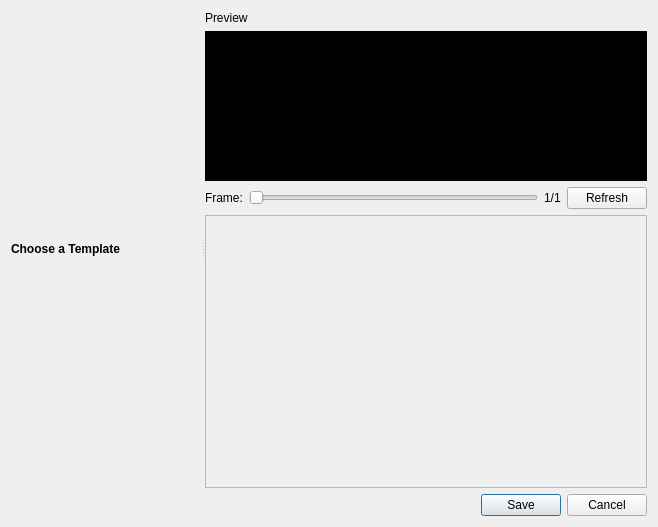
Old version of the form src/windows/ui/animated-title.ui in the repository OpenShot/openshot-qt.
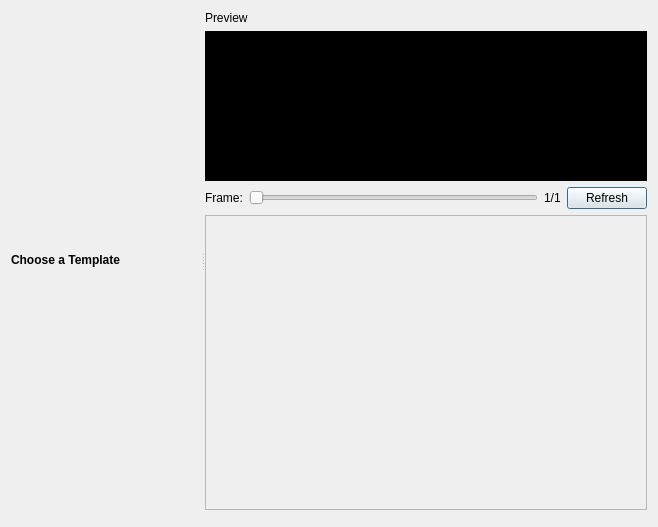
New version of the form.

Commit message: More work on animated titles screen. Getting closer to working now.

What changed in the file:
```diff
--- a/src/windows/ui/animated-title.ui
+++ b/src/windows/ui/animated-title.ui
@@ -23,7 +23,7 @@
       <enum>Qt::Horizontal</enum>
      </property>
      <property name="standardButtons">
-      <set>QDialogButtonBox::Cancel|QDialogButtonBox::Save</set>
+      <set>QDialogButtonBox::NoButton</set>
      </property>
     </widget>
    </item>
@@ -82,8 +82,8 @@
            <rect>
             <x>0</x>
             <y>0</y>
-            <width>387</width>
-            <height>242</height>
+            <width>391</width>
+            <height>267</height>
            </rect>
           </property>
           <layout class="QFormLayout" name="formLayout">
```
The commit also changes 5 other files.
